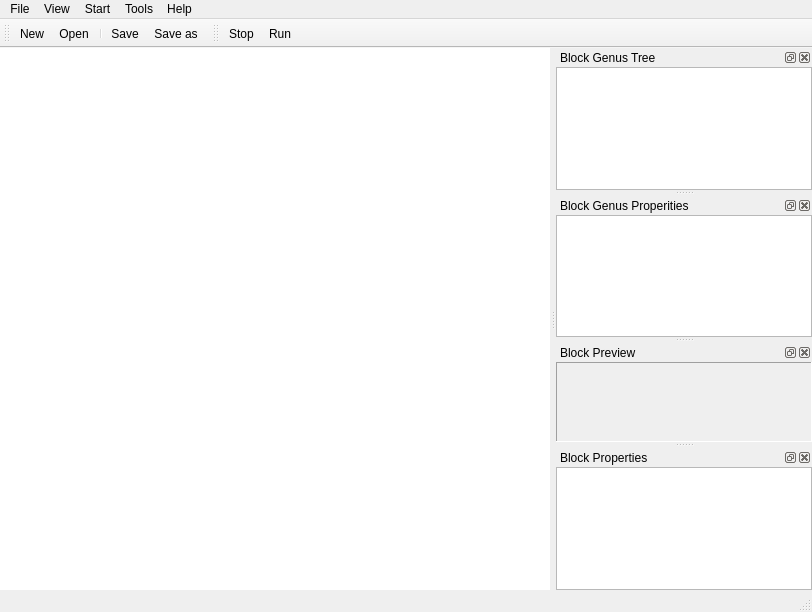
Qt form main.ui (go2net/PythonBlocks) before a commit.
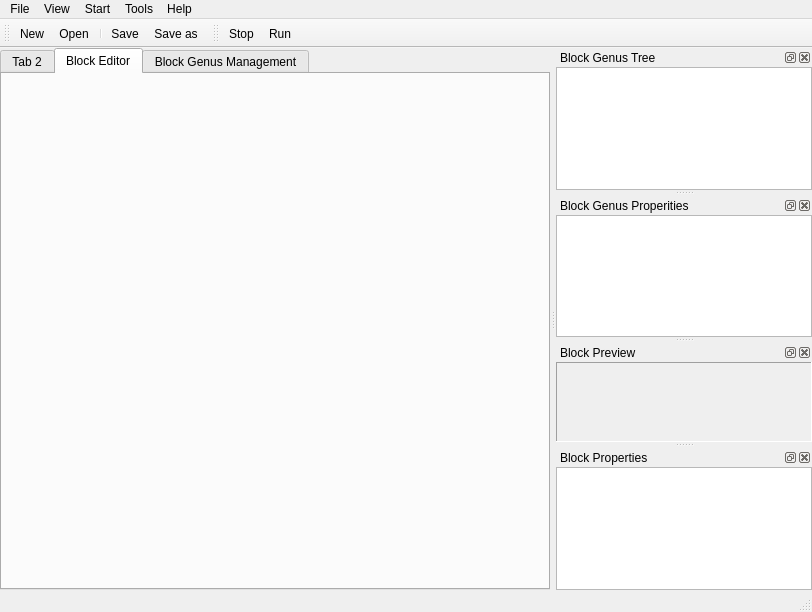
The same form after that commit. The open tabs and pages were chosen to show the change. Icons and pictures are not drawn. Custom widgets are drawn as their Qt base class.

The edit to the form file:
```diff
--- a/main.ui
+++ b/main.ui
@@ -25,22 +25,36 @@
      <number>0</number>
     </property>
     <item row="0" column="0">
-     <widget class="QFrame" name="frame">
-      <property name="enabled">
-       <bool>true</bool>
+     <widget class="QTabWidget" name="tabWidget">
+      <property name="currentIndex">
+       <number>2</number>
       </property>
-      <property name="styleSheet">
-       <string notr="true">background-color: rgb(255, 255, 255);</string>
-      </property>
-      <property name="frameShape">
-       <enum>QFrame::NoFrame</enum>
-      </property>
-      <property name="frameShadow">
-       <enum>QFrame::Raised</enum>
-      </property>
-      <property name="lineWidth">
-       <number>1</number>
-      </property>
+      <widget class="QWidget" name="tab_2">
+       <attribute name="title">
+        <string>Tab 2</string>
+       </attribute>
+      </widget>
+      <widget class="QWidget" name="tab">
+       <attribute name="title">
+        <string>Block Editor</string>
+       </attribute>
+       <layout class="QHBoxLayout" name="horizontalLayout">
+        <property name="spacing">
+         <number>0</number>
+        </property>
+        <property name="margin">
+         <number>0</number>
+        </property>
+        <item>
+         <widget class="QWidget" name="frame" native="true"/>
+        </item>
+       </layout>
+      </widget>
+      <widget class="QWidget" name="">
+       <attribute name="title">
+        <string>Block Genus Management</string>
+       </attribute>
+      </widget>
      </widget>
     </item>
    </layout>
```
Left out of the diff: 14 changed lines with no effect on the pictures.
